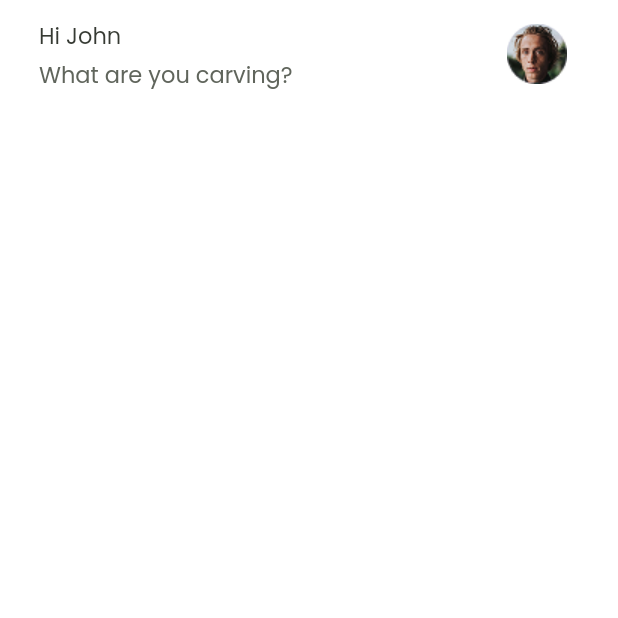
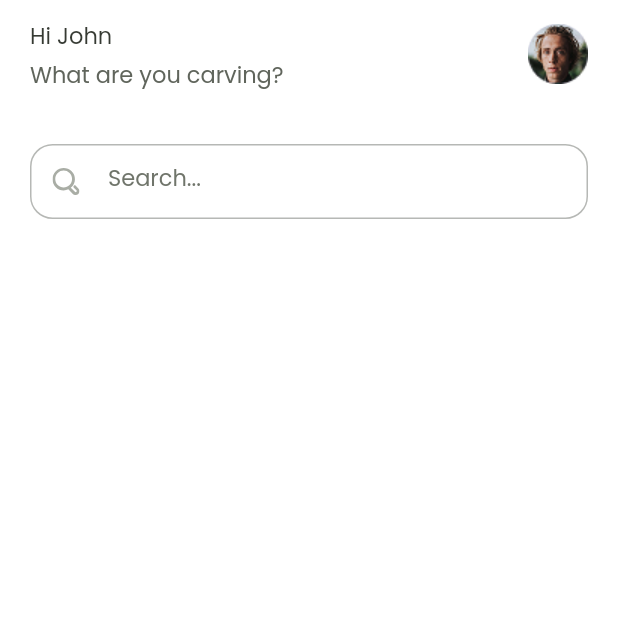
Before and after one commit to MohamedEssami20/app-delivery-food, a Flutter app: the HomeView screen opened by its route, on a phone screen of 412 x 824 dp, the top half of it. Run offline on Flutter 3.47's test engine with Material 3 defaults, Android fonts, the phone set to English and light mode, and no system bars; our stand-ins replace cloud_firestore, dartz, firebase_auth, firebase_core, flutter_bloc, flutter_svg and 4 more; missing offline and left inert: flutter_facebook_auth; accounts and stored records are empty.

Commit message:
add search field at home view

```diff
--- a/lib/core/function/build_home_app_bar.dart
+++ b/lib/core/function/build_home_app_bar.dart
@@ -4,6 +4,7 @@ import 'package:flutter/material.dart';
 
 Widget buildHomeAppBar(AppThemeHelper theme) {
   return ListTile(
+    contentPadding: const EdgeInsets.all(0),
     title: Text(
       'Hi John',
       style: theme.textStyles.titleSmall!.copyWith(
--- a/lib/core/utils/assets.dart
+++ b/lib/core/utils/assets.dart
@@ -9,6 +9,10 @@ class Assets {
   /// Assets for assetsIconsGoogleIcon
   /// assets/icons/google_icon.png
   static const String assetsIconsGoogleIcon = "assets/icons/google_icon.png";
+
+  /// Assets for assetsIconsSearchIcon
+  /// assets/icons/search_icon.svg
+  static const String assetsIconsSearchIcon = "assets/icons/search_icon.svg";
 
   /// Assets for assetsImagesBackgroundOfImageOnBording1
   /// assets/images/background_of_image_onBording1.svg
--- a/lib/features/home/presentation/views/widgets/home_view_body.dart
+++ b/lib/features/home/presentation/views/widgets/home_view_body.dart
@@ -1,5 +1,8 @@
 import 'package:app_delivey_food/core/function/build_home_app_bar.dart';
+import 'package:app_delivey_food/core/utils/assets.dart';
+import 'package:app_delivey_food/core/utils/custom_text_field.dart';
 import 'package:flutter/material.dart';
+import 'package:flutter_svg/flutter_svg.dart';
 import '../../../../../core/helper/app_theme_helper.dart';
 
 class HomeViewBody extends StatelessWidget {
@@ -9,10 +12,26 @@ class HomeViewBody extends StatelessWidget {
   Widget build(BuildContext context) {
     final theme = AppThemeHelper(context);
     return Padding(
-      padding: const EdgeInsets.symmetric(horizontal: 10, vertical: 0),
+      padding: const EdgeInsets.symmetric(horizontal: 20, vertical: 0),
       child: Column(
+        spacing: 8,
         crossAxisAlignment: CrossAxisAlignment.start,
-        children: [buildHomeAppBar(theme)],
+        children: [
+          buildHomeAppBar(theme),
+          const SizedBox(height: 8),
+          SizedBox(
+            height: 50,
+            child: CustomTextFormFiled(
+              onSaved: (value) {},
+              prefixIcon: FittedBox(
+                fit: BoxFit.scaleDown,
+                child: SvgPicture.asset(Assets.assetsIconsSearchIcon),
+              ),
+              hintText: "Search...",
+              textInputType: TextInputType.text,
+            ),
+          ),
+        ],
       ),
     );
   }
```
Also changed, not shown: assets/icons/search_icon.svg (added).
